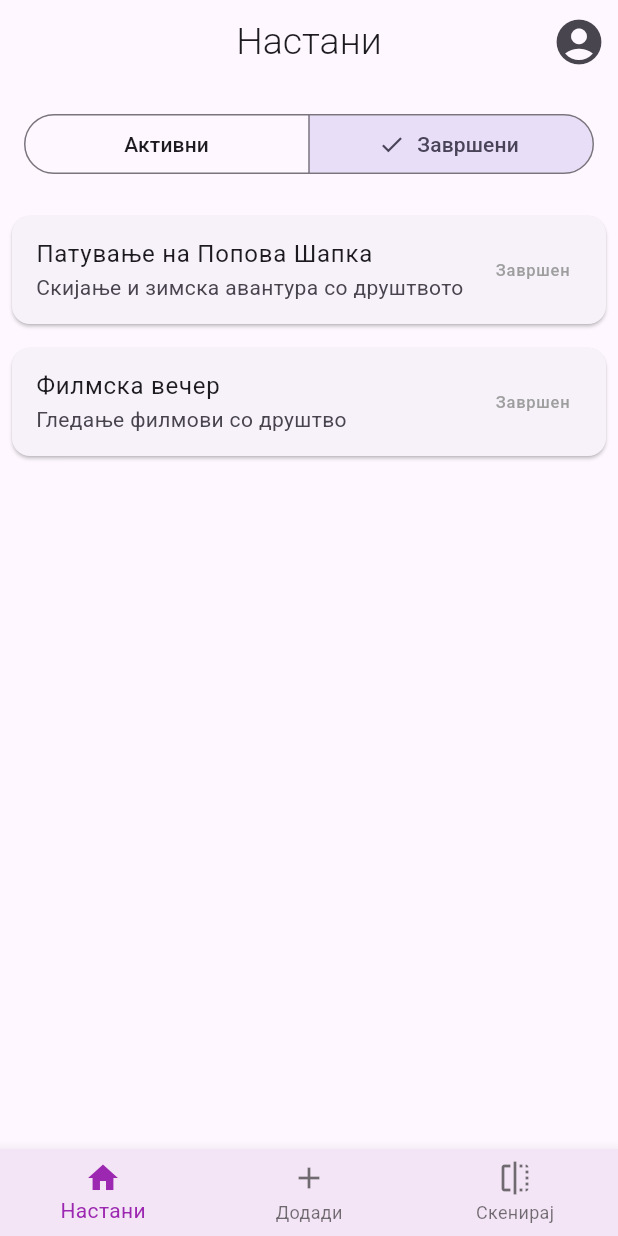
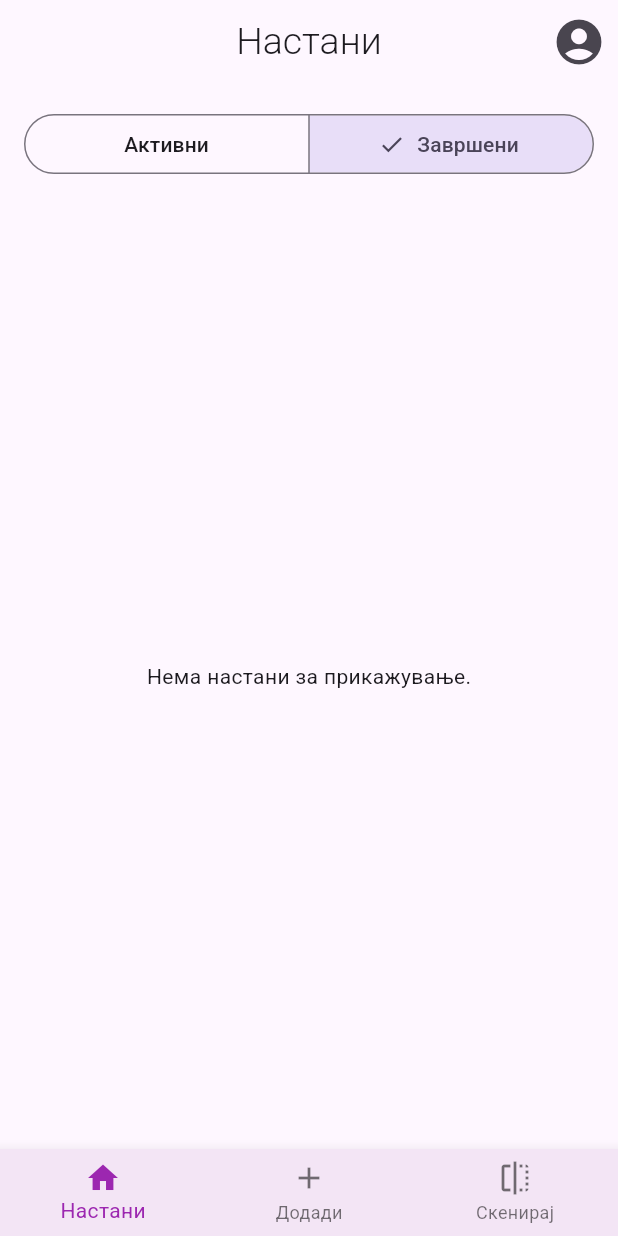
Before and after one commit to Naskovski/podeli_smetka, a Flutter app: the screen it shows once a user with an empty profile is signed in, after a tap on "Завршени", on a phone screen of 412 x 824 dp. Run offline on Flutter 3.47's test engine with Material 3 defaults, Android fonts, the light colour scheme and no system bars; our stand-ins replace camera, cloud_firestore, firebase_auth, firebase_core, flutter_dotenv, google_maps_flutter and 1 more; missing offline and left inert: google_maps_webservice, tflite_flutter; accounts and stored records are empty; generated files the repository leaves out were written again; network calls fail.

Commit message:
add firestore, refactor event model and service to use Participant class, update event handling in UI

```diff
--- /dev/null
+++ b/lib/models/participant.dart
@@ -0,0 +1,27 @@
+import 'package:podeli_smetka/models/user_model.dart';
+
+class Participant {
+  final String email;
+  final AppUser? user;
+
+  Participant({
+    required this.email,
+    this.user,
+  });
+
+  Map<String, dynamic> toJson() {
+    return {
+      'email': email,
+      'user': user?.toJson(),
+    };
+  }
+
+  factory Participant.fromJson(Map<String, dynamic> json) {
+    return Participant(
+      email: json['email'],
+      user: json['user'] != null ? AppUser.fromJson(json['user']) : null,
+    );
+  }
+
+  String get displayName => user?.name ?? email;
+}
--- a/lib/screens/home_screen.dart
+++ b/lib/screens/home_screen.dart
@@ -16,12 +16,27 @@ class _HomeScreenState extends State<HomeScreen> {
   final EventService _eventService = EventService();
   EventStatus _selectedStatus = EventStatus.active;
 
+  late Future<List<Event>> _eventsFuture;
+
+  @override
+  void initState() {
+    super.initState();
+    _loadEvents();
+  }
+
+  void _loadEvents() {
+    _eventsFuture = _eventService.fetchEventsForUserAndStatus(_selectedStatus);
+  }
+
+  void _onStatusChanged(EventStatus newStatus) {
+    setState(() {
+      _selectedStatus = newStatus;
+      _loadEvents();
+    });
+  }
+
   @override
   Widget build(BuildContext context) {
-    final events = _selectedStatus == EventStatus.active
-        ? _eventService.getActiveEvents()
-        : _eventService.getCompletedEvents();
-
     return Scaffold(
       appBar: const TitleBar(title: "Настани"),
       body: Column(
@@ -43,19 +58,30 @@ class _HomeScreenState extends State<HomeScreen> {
                 ],
                 selected: {_selectedStatus},
                 onSelectionChanged: (Set<EventStatus> newSelection) {
-                  setState(() {
-                    _selectedStatus = newSelection.first;
-                  });
+                  _onStatusChanged(newSelection.first);
                 },
               ),
             ),
           ),
           Expanded(
-            child: ListView.builder(
-              itemCount: events.length,
-              itemBuilder: (context, index) {
-                final event = events[index];
-                return EventListItem(event: event);
+            child: FutureBuilder<List<Event>>(
+              future: _eventsFuture,
+              builder: (context, snapshot) {
+                if (snapshot.connectionState == ConnectionState.waiting) {
+                  return const Center(child: CircularProgressIndicator());
+                } else if (snapshot.hasError) {
+                  return Center(child: Text('Грешка: ${snapshot.error}'));
+                } else if (!snapshot.hasData || snapshot.data!.isEmpty) {
+                  return const Center(child: Text('Нема настани за прикажување.'));
+                }
+
+                final events = snapshot.data!;
+                return ListView.builder(
+                  itemCount: events.length,
+                  itemBuilder: (context, index) {
+                    return EventListItem(event: events[index]);
+                  },
+                );
               },
             ),
           ),
--- a/lib/screens/profile_screen.dart
+++ b/lib/screens/profile_screen.dart
@@ -22,10 +22,10 @@ class _ProfileScreenState extends State<ProfileScreen> {
     _fetchInvites();
   }
 
-  void _fetchInvites() {
+  void _fetchInvites() async {
     final user = FirebaseAuth.instance.currentUser;
     if (user != null) {
-      final invites = EventService().getInvitesForUser(user);
+      final invites = await EventService().getInvitesForUser(user);
       setState(() {
         _invites = invites;
       });
--- a/lib/services/event_service.dart
+++ b/lib/services/event_service.dart
@@ -1,172 +1,73 @@
+import 'package:cloud_firestore/cloud_firestore.dart';
 import 'package:firebase_auth/firebase_auth.dart';
 import 'package:podeli_smetka/models/event.dart';
 import 'package:podeli_smetka/models/invite.dart';
-import 'package:podeli_smetka/services/expense_service.dart';
-import 'package:podeli_smetka/services/user_service.dart';
-
-import '../models/expense.dart';
-import '../models/user_model.dart';
+import 'package:podeli_smetka/models/participant.dart';
 
 class EventService {
-  final List<AppUser> mockUsers;
-  final List<Expense> mockExpenses;
-  final List<Event> mockEvents;
-  final List<Invite> mockInvites;
+  final _firestore = FirebaseFirestore.instance;
+  final _auth = FirebaseAuth.instance;
 
-  EventService()
-      : mockUsers = UserDataService().getAllUsers(),
-        mockExpenses = ExpenseService().getAllExpenses(),
-        mockEvents = [
-          Event(
-            id: 'event1',
-            name: 'Роденденска забава',
-            description: 'Прослава на роденден со пријателите',
-            status: EventStatus.active,
-            date: DateTime.now().add(const Duration(days: 5)),
-            location: 'Кафуле Скопје',
-            locationCoordinates: {'latitude': 41.9981, 'longitude': 21.4254},
-            participants: [
-              UserDataService().getAllUsers()[0],
-              UserDataService().getAllUsers()[1],
-              UserDataService().getAllUsers()[2],
-            ],
-            expenses: [
-              ExpenseService().getAllExpenses()[0],
-              ExpenseService().getAllExpenses()[4],
-            ],
-            organizer: UserDataService().getAllUsers()[0],
-          ),
-          Event(
-            id: 'event2',
-            name: 'Патување на Попова Шапка',
-            description: 'Скијање и зимска авантура со друштвото',
-            status: EventStatus.completed,
-            date: DateTime.now().subtract(const Duration(days: 10)),
-            location: 'Попова Шапка',
-            locationCoordinates: {'latitude': 42.0102, 'longitude': 20.9093},
-            participants: [
-              UserDataService().getAllUsers()[1],
-              UserDataService().getAllUsers()[2],
-            ],
-            expenses: [
-              ExpenseService().getAllExpenses()[1],
-              ExpenseService().getAllExpenses()[3],
-            ],
-            organizer: UserDataService().getAllUsers()[1],
-          ),
-          Event(
-            id: 'event3',
-            name: 'Концерт во Градски Парк',
-            description: 'Настап на познати бендови',
-            status: EventStatus.active,
-            date: DateTime.now().add(const Duration(days: 3)),
-            location: 'Градски Парк, Скопје',
-            locationCoordinates: {'latitude': 41.9985, 'longitude': 21.4278},
-            participants: [
-              UserDataService().getAllUsers()[3],
-              UserDataService().getAllUsers()[4],
-            ],
-            expenses: [ExpenseService().getAllExpenses()[2]],
-            organizer: UserDataService().getAllUsers()[3],
-          ),
-          Event(
-            id: 'event4',
-            name: 'Летен одмор во Грција',
-            description: 'Заедничко патување на море',
-            status: EventStatus.active,
-            date: DateTime.now().add(const Duration(days: 20)),
-            location: 'Паралија, Грција',
-            locationCoordinates: {'latitude': 40.2710, 'longitude': 22.5950},
-            participants: [
-              UserDataService().getAllUsers()[0],
-              UserDataService().getAllUsers()[1],
-              UserDataService().getAllUsers()[2],
-              UserDataService().getAllUsers()[4],
-            ],
-            expenses: [],
-            organizer: UserDataService().getAllUsers()[0],
-          ),
-          Event(
-            id: 'event5',
-            name: 'Филмска вечер',
-            description: 'Гледање филмови со друштво',
-            status: EventStatus.completed,
-            date: DateTime.now().subtract(const Duration(days: 7)),
-            location: 'Дом на култура',
-            locationCoordinates: {'latitude': 41.6101, 'longitude': 21.7168},
-            participants: [
-              UserDataService().getAllUsers()[1],
-              UserDataService().getAllUsers()[3],
-            ],
-            expenses: [ExpenseService().getAllExpenses()[3]],
-            organizer: UserDataService().getAllUsers()[1],
-          ),
-        ],
-        mockInvites = [
-          Invite(
-            id: 'invite1',
-            event: Event(
-              id: 'event1',
-              name: 'Роденденска забава',
-              description: 'Прослава на роденден со пријателите',
-              status: EventStatus.active,
-              date: DateTime.now().add(const Duration(days: 5)),
-              location: 'Кафуле Скопје',
-              locationCoordinates: {'latitude': 41.9981, 'longitude': 21.4254},
-              participants: [
-                UserDataService().getAllUsers()[0],
-                UserDataService().getAllUsers()[1],
-                UserDataService().getAllUsers()[2],
-              ],
-              expenses: [
-                ExpenseService().getAllExpenses()[0],
-                ExpenseService().getAllExpenses()[4],
-              ],
-              organizer: UserDataService().getAllUsers()[0],
-            ),
-            invitee: UserDataService().getAllUsers()[2],
-            invited: UserDataService().getCurrentUser(),
-            sentAt: DateTime.now().subtract(const Duration(days: 2)),
-          ),
-          Invite(
-            id: 'invite2',
-            event: Event(
-              id: 'event2',
-              name: 'Патување на Попова Шапка',
-              description: 'Скијање и зимска авантура со друштвото',
-              status: EventStatus.completed,
-              date: DateTime.now().subtract(const Duration(days: 10)),
-              location: 'Попова Шапка',
-              locationCoordinates: {'latitude': 42.0102, 'longitude': 20.9093},
-              participants: [
-                UserDataService().getAllUsers()[1],
-                UserDataService().getAllUsers()[2],
-              ],
-              expenses: [
-                ExpenseService().getAllExpenses()[1],
-                ExpenseService().getAllExpenses()[3],
-              ],
-              organizer: UserDataService().getAllUsers()[1],
-            ),
-            invitee: UserDataService().getAllUsers()[0],
-            invited: UserDataService().getCurrentUser(),
-            sentAt: DateTime.now().subtract(const Duration(days: 1)),
-          ),
-        ];
-
-  List<Event> getAllEvents() {
-    return mockEvents;
+  /// Get the currently logged-in user's email
+  Future<String> _getCurrentUserEmail() async {
+    final user = _auth.currentUser;
+    if (user == null || user.email == null) {
+      throw Exception('User not logged in or missing email');
+    }
+    return user.email!;
   }
 
-  List<Event> getActiveEvents() {
-    return mockEvents.where((event) => event.status == EventStatus.active).toList();
+  /// Fetch all events where the user is a participant
+  Future<List<Event>> fetchAllEventsForCurrentUser() async {
+    final email = await _getCurrentUserEmail();
+
+    final snapshot = await _firestore
+        .collection('events')
+        .where('participantEmails', arrayContains: email)
+        .get();
+
+    return snapshot.docs.map((doc) => Event.fromFirestore(doc)).toList();
   }
 
-  List<Event> getCompletedEvents() {
-    return mockEvents.where((event) => event.status == EventStatus.completed).toList();
+  /// Fetch events filtered by EventStatus (active or completed)
+  Future<List<Event>> fetchEventsForUserAndStatus(EventStatus status) async {
+    final email = await _getCurrentUserEmail();
+
+    final snapshot = await _firestore
+        .collection('events')
+        .where('participantEmails', arrayContains: email)
+        .where('status', isEqualTo: status.name)
+        .get();
+
+    return snapshot.docs.map((doc) => Event.fromFirestore(doc)).toList();
   }
 
-  List<Invite> getInvitesForUser(User user) {
-    return mockInvites.where((invite) => invite.invited.firebaseUID == user.uid && invite.status == InviteStatus.pending).toList();
+  /// Add a new event to Firestore
+  Future<void> addEvent(Event event) async {
+    final json = event.toJson(); // includes participantEmails
+    await _firestore.collection('events').add(json);
+  }
+
+  /// Fetch a specific event by ID
+  Future<Event> getEventById(String eventId) async {
+    final doc = await _firestore.collection('events').doc(eventId).get();
+    if (!doc.exists) throw Exception('Event not found');
+    return Event.fromFirestore(doc);
+  }
+
+  /// Optional: Update an existing event
+  Future<void> updateEvent(String eventId, Event event) async {
+    await _firestore.collection('events').doc(eventId).update(event.toJson());
+  }
+
+  /// Optional: Delete an event
+  Future<void> deleteEvent(String eventId) async {
+    await _firestore.collection('events').doc(eventId).delete();
+  }
+
+  /// Placeholder: Fetch invites (use Firestore if implemented)
+  Future<List<Invite>> getInvitesForUser(User user) async {
+    // TODO: Replace with Firestore invite fetching logic if needed
+    return []; // Implement as needed
   }
 }
--- a/lib/widgets/google_map_widget.dart
+++ b/lib/widgets/google_map_widget.dart
@@ -1,3 +1,5 @@
+import 'package:flutter/foundation.dart';
+import 'package:flutter/gestures.dart';
 import 'package:flutter/material.dart';
 import 'package:google_maps_flutter/google_maps_flutter.dart';
 
@@ -25,7 +27,9 @@ class GoogleMapWidget extends StatelessWidget {
         mapType: MapType.normal,
         onMapCreated: onMapCreated,
         markers: markers,
-        gestureRecognizers: {},
+        gestureRecognizers: <Factory<OneSequenceGestureRecognizer>>{
+          Factory<OneSequenceGestureRecognizer>(() => EagerGestureRecognizer()),
+        },
       ),
     );
   }
--- a/pubspec.yaml
+++ b/pubspec.yaml
@@ -37,6 +37,7 @@ dependencies:
   cupertino_icons: ^1.0.8
   firebase_core: ^3.10.1
   firebase_auth: ^5.4.1
+  cloud_firestore: ^5.4.1
   google_sign_in: ^6.2.2
   camera: ^0.11.0+2
   google_maps_flutter: ^2.10.0
```
Also changed, not shown: lib/models/event.dart (+29 -3 lines), lib/screens/event_details_screen.dart (+6 -5 lines), lib/screens/new_event_screen.dart (+59 -8 lines), lib/widgets/user_list_item.dart (+15 -5 lines), pubspec.lock.
